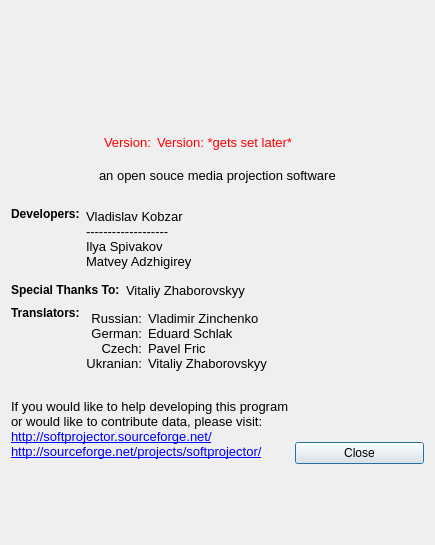
The window that src/aboutdialog.ui (SoftProjector/src) describes before a commit, drawn with Qt 5.
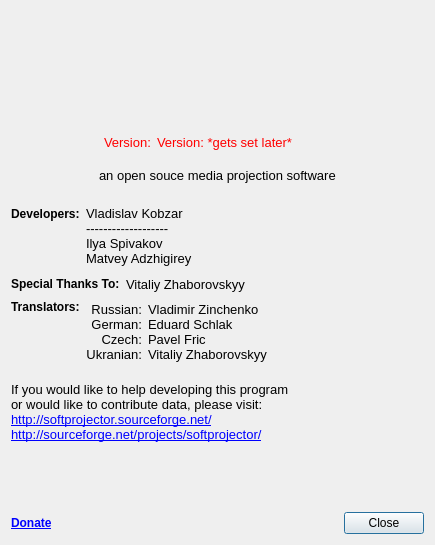
The same window after the commit. Icons and pictures are not drawn.

Commit message: updated and added icons for pictures, media, and announcements Added "Donate" button and link

Diff of the .ui file:
```diff
--- a/src/aboutdialog.ui
+++ b/src/aboutdialog.ui
@@ -13,8 +13,8 @@
   <property name="windowTitle">
    <string>About softProjecor</string>
   </property>
-  <layout class="QGridLayout" name="gridLayout_8">
-   <item row="0" column="0" colspan="2">
+  <layout class="QVBoxLayout" name="verticalLayout">
+   <item>
     <layout class="QGridLayout" name="gridLayout_7">
      <item row="0" column="0">
       <layout class="QGridLayout" name="gridLayout_4">
@@ -222,7 +222,7 @@
      </item>
     </layout>
    </item>
-   <item row="1" column="0">
+   <item>
     <spacer name="verticalSpacer_2">
      <property name="orientation">
       <enum>Qt::Vertical</enum>
@@ -238,7 +238,7 @@
      </property>
     </spacer>
    </item>
-   <item row="2" column="0" colspan="2">
+   <item>
     <layout class="QGridLayout" name="gridLayout_2">
      <item row="0" column="0">
       <widget class="QLabel" name="label_4">
@@ -296,7 +296,7 @@
      </item>
     </layout>
    </item>
-   <item row="3" column="0" colspan="2">
+   <item>
     <layout class="QHBoxLayout" name="horizontalLayout">
      <item>
       <widget class="QLabel" name="label_10">
@@ -338,7 +338,7 @@
      </item>
     </layout>
    </item>
-   <item row="4" column="0" colspan="2">
+   <item>
     <layout class="QGridLayout" name="gridLayout">
      <item row="0" column="0">
       <widget class="QLabel" name="label_6">
@@ -414,7 +414,7 @@
      </item>
     </layout>
    </item>
-   <item row="5" column="1">
+   <item>
     <spacer name="verticalSpacer_6">
      <property name="orientation">
       <enum>Qt::Vertical</enum>
@@ -430,38 +430,70 @@
      </property>
     </spacer>
    </item>
-   <item row="6" column="0" colspan="2">
-    <layout class="QGridLayout" name="gridLayout_5">
-     <item row="0" column="0" rowspan="2">
-      <widget class="QLabel" name="label_9">
-       <property name="font">
-        <font>
-         <pointsize>10</pointsize>
-        </font>
-       </property>
-       <property name="text">
-        <string>If you would like to help developing this program&lt;br&gt;
+   <item>
+    <widget class="QLabel" name="label_9">
+     <property name="font">
+      <font>
+       <pointsize>10</pointsize>
+      </font>
+     </property>
+     <property name="text">
+      <string>If you would like to help developing this program&lt;br&gt;
 or would like to contribute data, please visit:&lt;br&gt;
 &lt;a href=&quot;http://softprojector.sourceforge.net/&quot;&gt;http://softprojector.sourceforge.net/&lt;/a&gt;
 &lt;br&gt;
 &lt;a href=&quot;http://sourceforge.net/projects/softprojector/&quot;&gt;http://sourceforge.net/projects/softprojector/&lt;/a&gt;</string>
+     </property>
+     <property name="openExternalLinks">
+      <bool>true</bool>
+     </property>
+    </widget>
+   </item>
+   <item>
+    <spacer name="verticalSpacer">
+     <property name="orientation">
+      <enum>Qt::Vertical</enum>
+     </property>
+     <property name="sizeHint" stdset="0">
+      <size>
+       <width>125</width>
+       <height>27</height>
+      </size>
+     </property>
+    </spacer>
+   </item>
+   <item>
+    <layout class="QHBoxLayout" name="horizontalLayout_2">
+     <item>
+      <widget class="QLabel" name="labelDonate">
+       <property name="font">
+        <font>
+         <weight>75</weight>
+         <bold>true</bold>
+        </font>
+       </property>
+       <property name="text">
+        <string>&lt;a href=&quot;https://www.paypal.com/cgi-bin/webscr?cmd=_s-xclick&amp;hosted_button_id=FPCLPXFMH9XP4&quot;&gt;Donate&lt;/a&gt;</string>
+       </property>
+       <property name="openExternalLinks">
+        <bool>true</bool>
        </property>
       </widget>
      </item>
-     <item row="0" column="1">
-      <spacer name="verticalSpacer_7">
+     <item>
+      <spacer name="horizontalSpacer_9">
        <property name="orientation">
-        <enum>Qt::Vertical</enum>
+        <enum>Qt::Horizontal</enum>
        </property>
        <property name="sizeHint" stdset="0">
         <size>
-         <width>20</width>
-         <height>36</height>
+         <width>40</width>
+         <height>20</height>
         </size>
        </property>
       </spacer>
      </item>
-     <item row="1" column="1">
+     <item>
       <widget class="QPushButton" name="pushButton">
        <property name="text">
         <string>Close</string>
@@ -470,19 +502,6 @@
      </item>
     </layout>
    </item>
-   <item row="7" column="1">
-    <spacer name="verticalSpacer">
-     <property name="orientation">
-      <enum>Qt::Vertical</enum>
-     </property>
-     <property name="sizeHint" stdset="0">
-      <size>
-       <width>128</width>
-       <height>13</height>
-      </size>
-     </property>
-    </spacer>
-   </item>
   </layout>
  </widget>
  <resources>
```
The commit also changes 19 other files.
